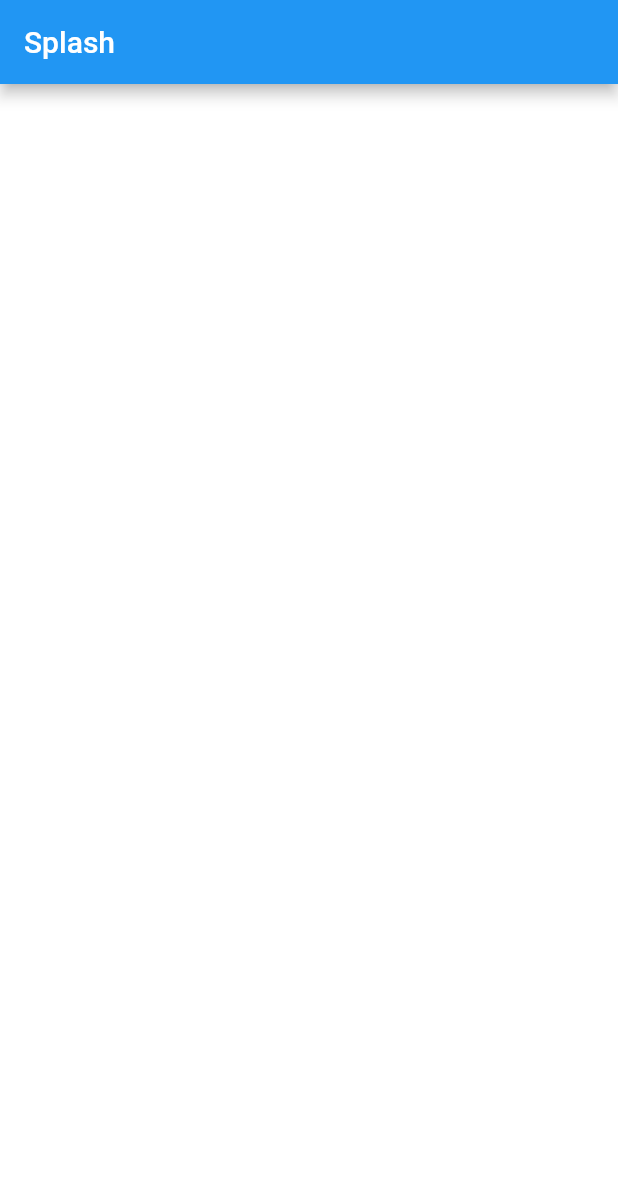
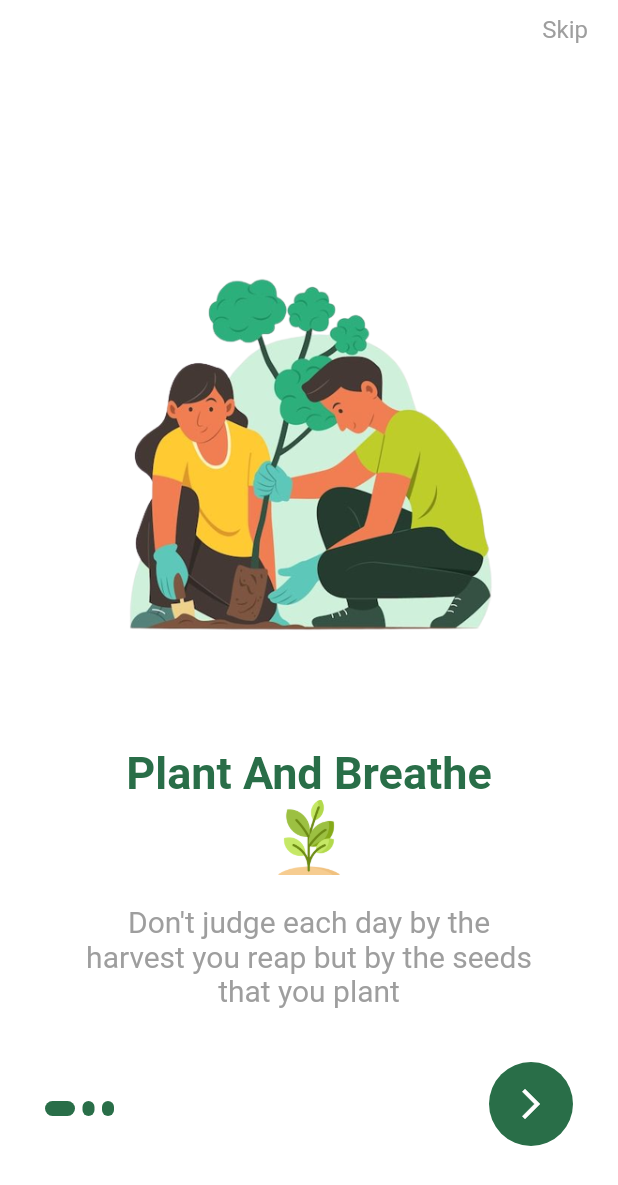
Before and after one commit to rehab732/PlantsUI_Flutter, a Flutter app: the screen it shows after launch, on a phone screen of 412 x 824 dp. Shown: the top 1185 px of the screen. Run offline on Flutter 3.47's test engine with Material 2 defaults, Android fonts, the phone set to English and light mode, and no system bars.

Commit message:
end splash screen with animated pageview

```diff
--- a/lib/constants/color.dart
+++ b/lib/constants/color.dart
@@ -2,4 +2,5 @@ import 'package:flutter/material.dart';
 
 class Maincolors {
   static var primaryColor = const Color(0xff296e48);
+  static var seconColor = const Color(0xffEB455F);
 }
--- a/lib/constants/string.dart
+++ b/lib/constants/string.dart
@@ -1,9 +1,6 @@
 class Allstrings {
-  static var titleone = "";
-  static var descriptionone = "";
-  static var titletwo = "";
-  static var descriptiontwo = "";
-  static var titlethree = "";
-  static var descriptionthree = "";
-
+  static var descriptionone = "Don't judge each day by the harvest you reap but by the seeds that you plant";
+  static var title = "Plant And Breathe";
+  static var descriptiontwo = "A beautiful plant is like having a friend around the house.";
+  static var descriptionthree = "A man doesn't plant a tree for himself. He plants it for posterity.";
 }
--- /dev/null
+++ b/lib/screens/login.dart
@@ -0,0 +1,15 @@
+import 'package:flutter/material.dart';
+
+class Login extends StatelessWidget {
+  const Login({super.key});
+
+  @override
+  Widget build(BuildContext context) {
+    return Scaffold(
+      appBar: AppBar(
+        title:const Text('test'),
+      ),
+      body:const Center(child:  Text('yexy')),
+    );
+  }
+}
--- a/lib/screens/splash.dart
+++ b/lib/screens/splash.dart
@@ -1,4 +1,8 @@
 import 'package:flutter/material.dart';
+import 'package:plants/constants/color.dart';
+import 'package:plants/constants/string.dart';
+import '../widgets/pagecontainer.dart';
+import 'login.dart';
 
 class Splash extends StatefulWidget {
   const Splash({super.key});
@@ -15,8 +19,116 @@ class _SplashState extends State<Splash> {
     return Scaffold(
       backgroundColor: Colors.white,
       appBar: AppBar(
-        title: const Text("Splash"),
+        actions: [
+          Padding(
+            padding: const EdgeInsets.only(right: 20, top: 10),
+            child: InkWell(
+              onTap: () {
+                Navigator.pushReplacement(
+                    context, MaterialPageRoute(builder: (_) => const Login()));
+              },
+              child: const Text(
+                "Skip",
+                style: TextStyle(
+                  color: Colors.grey,
+                  fontSize: 16.0,
+                  fontWeight: FontWeight.w400,
+                ),
+              ),
+            ),
+          )
+        ],
+        backgroundColor: Colors.white,
+        elevation: 0.0,
+      ),
+      body: Stack(
+        alignment: Alignment.bottomCenter,
+        children: [
+          PageView(
+            onPageChanged: (int page) {
+              setState(() {
+                currentIndex = page;
+              });
+            },
+            controller: _pageController,
+            children: [
+              PageCreator(
+                image: 'assets/images/home.png',
+                desc: Allstrings.descriptionone,
+              ),
+              PageCreator(
+                image: 'assets/images/splashthree.png',
+                desc: Allstrings.descriptiontwo,
+              ),
+              PageCreator(
+                image: 'assets/images/splashone.png',
+                desc: Allstrings.descriptionthree,
+              ),
+            ],
+          ),
+          Positioned(
+            left: 30,
+            bottom: 80,
+            child: Row(
+              children: buildindecator(),
+            ),
+          ),
+          Positioned(
+            bottom: 60,
+            right: 30,
+            child: Container(
+              padding: const EdgeInsets.all(4),
+              decoration: BoxDecoration(
+                  shape: BoxShape.circle, color: Maincolors.primaryColor),
+              child: IconButton(
+                icon: const Icon(
+                  Icons.arrow_forward_ios,
+                  size: 24,
+                  color: Colors.white,
+                ),
+                onPressed: () {
+                  if (currentIndex < 2) {
+                    currentIndex++;
+                    if (currentIndex < 3) {
+                      _pageController.nextPage(
+                          duration: const Duration(milliseconds: 300),
+                          curve: Curves.easeIn);
+                    }
+                  } else {
+                    Navigator.pushReplacement(context,
+                        MaterialPageRoute(builder: (_) => const Login()));
+                  }
+                },
+              ),
+            ),
+          )
+        ],
       ),
     );
   }
+
+  Widget _indecator(bool isActive) {
+    return AnimatedContainer(
+      duration: const Duration(milliseconds: 300),
+      height: 10.0,
+      width: isActive ? 20 : 8,
+      margin: const EdgeInsets.only(right: 5.0),
+      decoration: BoxDecoration(
+        color: Maincolors.primaryColor,
+        borderRadius: BorderRadius.circular(5),
+      ),
+    );
+  }
+
+  List<Widget> buildindecator() {
+    List<Widget> indecators = [];
+    for (int i = 0; i < 3; i++) {
+      if (currentIndex == i) {
+        indecators.add(_indecator(true));
+      } else {
+        indecators.add(_indecator(false));
+      }
+    }
+    return indecators;
+  }
 }
--- /dev/null
+++ b/lib/widgets/pagecontainer.dart
@@ -0,0 +1,59 @@
+
+
+import 'package:flutter/material.dart';
+
+import '../constants/color.dart';
+import '../constants/string.dart';
+
+class PageCreator extends StatelessWidget {
+  final String image;
+  final String desc;
+
+  const PageCreator({Key? key, required this.image, required this.desc})
+      : super(key: key);
+
+  @override
+  Widget build(BuildContext context) {
+    return Container(
+      child: Padding(
+        padding: const EdgeInsets.only(left: 50, right: 50, bottom: 80),
+        child: Column(
+          mainAxisAlignment: MainAxisAlignment.center,
+          children: [
+            SizedBox(
+              height: 350,
+              child: Image.asset(image),
+            ),
+            const SizedBox(
+              height: 20,
+            ),
+            Text(
+              Allstrings.title,
+              textAlign: TextAlign.center,
+              style: TextStyle(
+                color: Maincolors.primaryColor,
+                fontSize: 30,
+                fontWeight: FontWeight.bold,
+              ),
+            ),
+            SizedBox(
+              height: 50,
+              child: Image.asset('assets/images/icon.png'),
+            ),
+            const SizedBox(
+              height: 20,
+            ),
+            Text(
+              desc,
+              textAlign: TextAlign.center,
+              style: const TextStyle(
+                  color: Colors.grey,
+                  fontWeight: FontWeight.w400,
+                  fontSize: 20),
+            )
+          ],
+        ),
+      ),
+    );
+  }
+}
```
Also changed, not shown: assets/images/home.png (added), assets/images/icon.png (added), assets/images/splashone.png (added), assets/images/splashthree.png (added), assets/images/splashtwo.png (added), assets/images/test.png (added), 1 other file.
